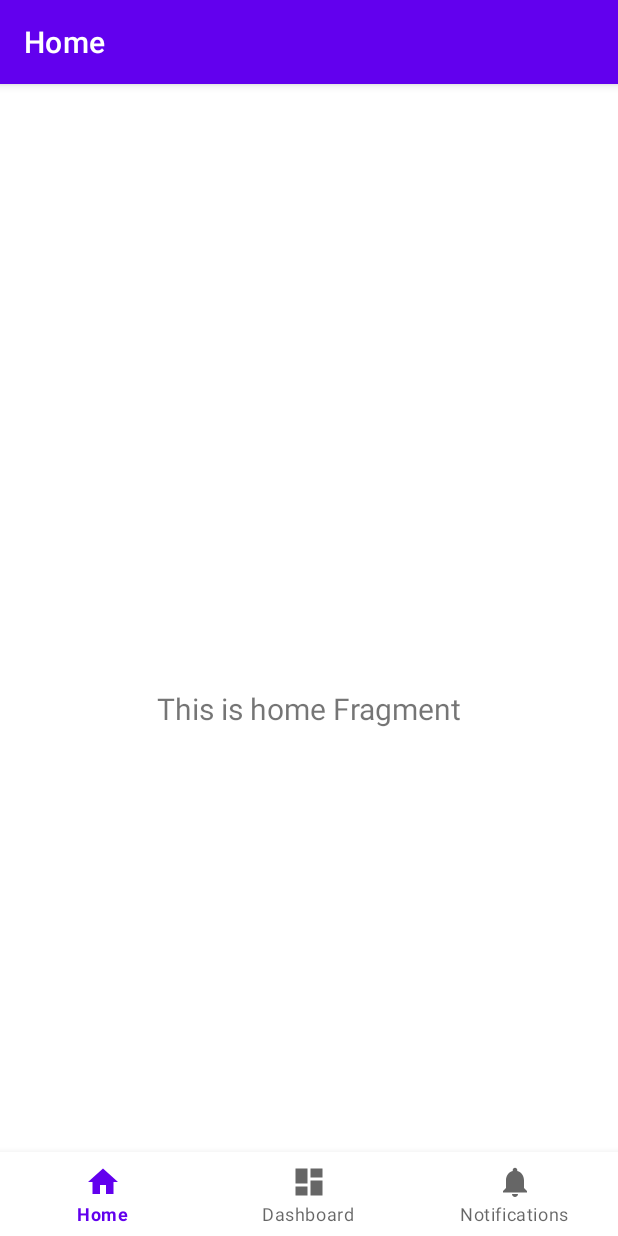
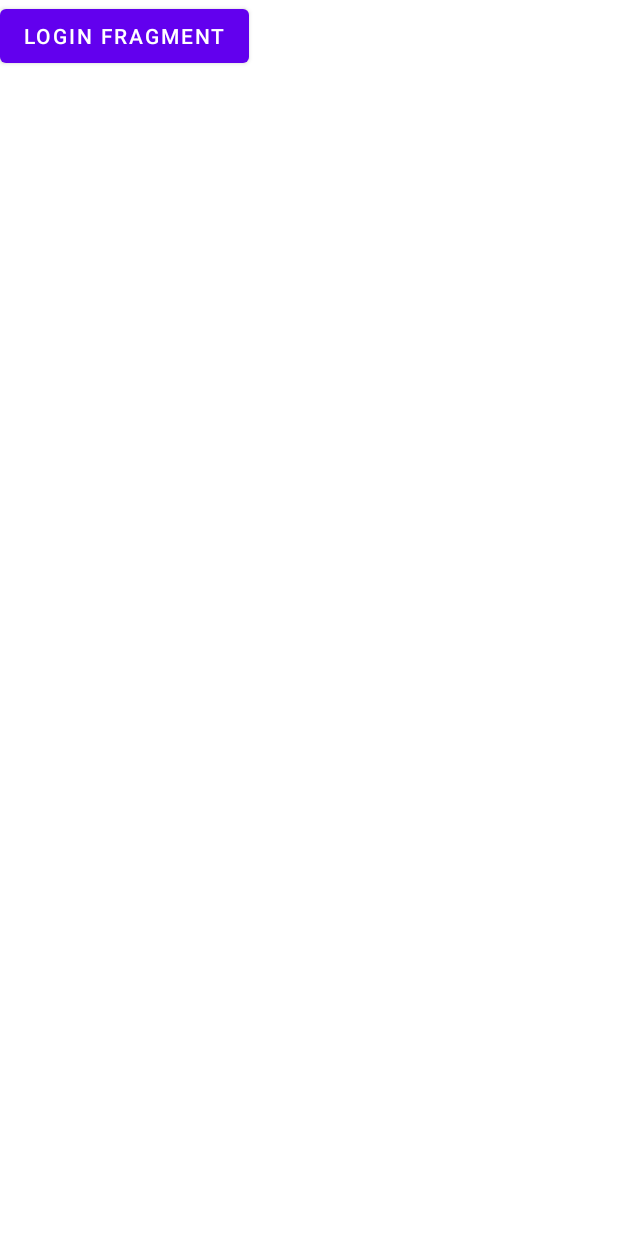
Before and after one commit to dipen-torinit/birthday-kotlin, an Android app: the screen it shows after launch (LauncherActivity), on a phone screen of 412 x 824 dp. Run offline under Robolectric (Android 15) with nearby library versions, the phone set to English and light mode, and no system bars; our stand-ins replace navigation-ui; libraries missing offline, so code that uses them is left out: by.kirich1409.viewbindingdelegate; 4 statements that could not run were skipped.

Commit message:
Added toolbar. Set theme to NoActionBar. Added dependency to initialize viewBinding.

```diff
--- /dev/null
+++ b/app/src/main/java/com/birthday/kotlin/ui/BaseFragment.kt
@@ -0,0 +1,9 @@
+package com.birthday.kotlin.ui
+
+import androidx.fragment.app.Fragment
+
+abstract class BaseFragment(layoutID: Int) : Fragment(layoutID) {
+    fun setFullScreen(showFullScreen: Boolean) {
+        (requireActivity() as LauncherActivity).setFullScreen(showFullScreen)
+    }
+}
--- a/app/src/main/java/com/birthday/kotlin/ui/LauncherActivity.kt
+++ b/app/src/main/java/com/birthday/kotlin/ui/LauncherActivity.kt
@@ -1,45 +1,62 @@
 package com.birthday.kotlin.ui
 
 import android.os.Bundle
+import android.view.View
 import androidx.activity.viewModels
-import com.google.android.material.bottomnavigation.BottomNavigationView
 import androidx.appcompat.app.AppCompatActivity
 import androidx.core.splashscreen.SplashScreen.Companion.installSplashScreen
-import androidx.navigation.findNavController
+import androidx.navigation.fragment.NavHostFragment
 import androidx.navigation.ui.AppBarConfiguration
-import androidx.navigation.ui.setupActionBarWithNavController
 import androidx.navigation.ui.setupWithNavController
 import com.birthday.kotlin.R
-import com.birthday.kotlin.databinding.ActivityMainBinding
+import com.birthday.kotlin.databinding.ActivityLauncherBinding
+import com.google.android.material.bottomnavigation.BottomNavigationView
 
 class LauncherActivity : AppCompatActivity() {
 
-    private lateinit var binding: ActivityMainBinding
-    private val mainViewModel : LauncherViewModel by viewModels()
+    private lateinit var binding: ActivityLauncherBinding
+    private val mainViewModel: LauncherViewModel by viewModels()
 
     override fun onCreate(savedInstanceState: Bundle?) {
         super.onCreate(savedInstanceState)
 
+        //Splash screen configuration
         installSplashScreen().apply {
-            setKeepVisibleCondition{
+            setKeepVisibleCondition {
                 mainViewModel.isLoading.value
             }
         }
 
-        binding = ActivityMainBinding.inflate(layoutInflater)
+        binding = ActivityLauncherBinding.inflate(layoutInflater)
         setContentView(binding.root)
 
+        setupViews()
+    }
+
+    private fun setupViews() {
         val navView: BottomNavigationView = binding.navView
 
-        val navController = findNavController(R.id.nav_host_fragment_activity_main)
+        val navHostFragment =
+            supportFragmentManager.findFragmentById(R.id.nav_host_fragment_activity_main) as NavHostFragment
+        val navController = navHostFragment.navController
         // Passing each menu ID as a set of Ids because each
         // menu should be considered as top level destinations.
         val appBarConfiguration = AppBarConfiguration(
-            setOf(
+            topLevelDestinationIds = setOf(
                 R.id.navigation_home, R.id.navigation_dashboard, R.id.navigation_notifications
-            )
+            ),
+            fallbackOnNavigateUpListener = ::onSupportNavigateUp
         )
-        setupActionBarWithNavController(navController, appBarConfiguration)
+        binding.toolbar.setupWithNavController(navController, appBarConfiguration)
         navView.setupWithNavController(navController)
     }
+
+    override fun onSupportNavigateUp(): Boolean {
+        return super.onSupportNavigateUp()
+    }
+
+    fun setFullScreen(showFullScreen: Boolean) {
+        binding.toolbar.visibility = if (showFullScreen) View.GONE else View.VISIBLE
+        binding.navView.visibility = if (showFullScreen) View.GONE else View.VISIBLE
+    }
 }
--- /dev/null
+++ b/app/src/main/java/com/birthday/kotlin/ui/auth/LoginFragment.kt
@@ -0,0 +1,29 @@
+package com.birthday.kotlin.ui.auth
+
+import android.os.Bundle
+import android.view.View
+import androidx.navigation.fragment.findNavController
+import by.kirich1409.viewbindingdelegate.viewBinding
+import com.birthday.kotlin.R
+import com.birthday.kotlin.databinding.FragmentLoginBinding
+import com.birthday.kotlin.ui.BaseFragment
+
+
+class LoginFragment : BaseFragment(R.layout.fragment_login) {
+
+    private val binding: FragmentLoginBinding by viewBinding()
+
+    override fun onViewCreated(view: View, savedInstanceState: Bundle?) {
+        super.onViewCreated(view, savedInstanceState)
+
+        setFullScreen(true)
+        binding.loginButton.setOnClickListener {
+            findNavController().navigate(LoginFragmentDirections.actionLoginFragmentToNavigationHome())
+        }
+    }
+
+    override fun onDestroyView() {
+        super.onDestroyView()
+        setFullScreen(false)
+    }
+}
--- /dev/null
+++ b/app/src/main/java/com/birthday/kotlin/ui/auth/LoginViewModel.kt
@@ -0,0 +1,7 @@
+package com.birthday.kotlin.ui.auth
+
+import androidx.lifecycle.ViewModel
+
+class LoginViewModel : ViewModel() {
+    // TODO: Implement the ViewModel
+}
--- /dev/null
+++ b/app/src/main/res/layout/activity_launcher.xml
@@ -0,0 +1,49 @@
+<?xml version="1.0" encoding="utf-8"?>
+<androidx.constraintlayout.widget.ConstraintLayout xmlns:android="http://schemas.android.com/apk/res/android"
+    xmlns:app="http://schemas.android.com/apk/res-auto"
+    android:id="@+id/container"
+    android:layout_width="match_parent"
+    android:layout_height="match_parent">
+
+    <com.google.android.material.appbar.AppBarLayout
+        android:id="@+id/appBarLayout"
+        android:layout_width="0dp"
+        android:layout_height="wrap_content"
+        app:layout_constraintEnd_toEndOf="parent"
+        app:layout_constraintStart_toStartOf="parent"
+        app:layout_constraintTop_toTopOf="parent">
+
+        <androidx.appcompat.widget.Toolbar
+            android:id="@+id/toolbar"
+            android:layout_width="match_parent"
+            android:layout_height="wrap_content"
+            android:background="?attr/colorPrimary"
+            android:minHeight="?attr/actionBarSize"
+            android:theme="?attr/actionBarTheme" />
+
+    </com.google.android.material.appbar.AppBarLayout>
+
+    <androidx.fragment.app.FragmentContainerView
+        android:id="@+id/nav_host_fragment_activity_main"
+        android:name="androidx.navigation.fragment.NavHostFragment"
+        android:layout_width="0dp"
+        android:layout_height="0dp"
+        app:defaultNavHost="true"
+        app:layout_constraintBottom_toTopOf="@id/nav_view"
+        app:layout_constraintLeft_toLeftOf="parent"
+        app:layout_constraintRight_toRightOf="parent"
+        app:layout_constraintTop_toBottomOf="@+id/appBarLayout"
+        app:navGraph="@navigation/mobile_navigation" />
+
+    <com.google.android.material.bottomnavigation.BottomNavigationView
+        android:id="@+id/nav_view"
+        android:layout_width="0dp"
+        android:layout_height="wrap_content"
+        android:layout_marginStart="0dp"
+        android:layout_marginEnd="0dp"
+        android:background="?android:attr/windowBackground"
+        app:layout_constraintBottom_toBottomOf="parent"
+        app:layout_constraintLeft_toLeftOf="parent"
+        app:layout_constraintRight_toRightOf="parent"
+        app:menu="@menu/bottom_nav_menu" />
+</androidx.constraintlayout.widget.ConstraintLayout>
--- a/app/src/main/res/layout/activity_main.xml
+++ /dev/null
@@ -1,33 +0,0 @@
-<?xml version="1.0" encoding="utf-8"?>
-<androidx.constraintlayout.widget.ConstraintLayout xmlns:android="http://schemas.android.com/apk/res/android"
-    xmlns:app="http://schemas.android.com/apk/res-auto"
-    android:id="@+id/container"
-    android:layout_width="match_parent"
-    android:layout_height="match_parent"
-    android:paddingTop="?attr/actionBarSize">
-
-    <com.google.android.material.bottomnavigation.BottomNavigationView
-        android:id="@+id/nav_view"
-        android:layout_width="0dp"
-        android:layout_height="wrap_content"
-        android:layout_marginStart="0dp"
-        android:layout_marginEnd="0dp"
-        android:background="?android:attr/windowBackground"
-        app:layout_constraintBottom_toBottomOf="parent"
-        app:layout_constraintLeft_toLeftOf="parent"
-        app:layout_constraintRight_toRightOf="parent"
-        app:menu="@menu/bottom_nav_menu" />
-
-    <fragment
-        android:id="@+id/nav_host_fragment_activity_main"
-        android:name="androidx.navigation.fragment.NavHostFragment"
-        android:layout_width="match_parent"
-        android:layout_height="match_parent"
-        app:defaultNavHost="true"
-        app:layout_constraintBottom_toTopOf="@id/nav_view"
-        app:layout_constraintLeft_toLeftOf="parent"
-        app:layout_constraintRight_toRightOf="parent"
-        app:layout_constraintTop_toTopOf="parent"
-        app:navGraph="@navigation/mobile_navigation" />
-
-</androidx.constraintlayout.widget.ConstraintLayout>
--- a/app/src/main/res/layout/fragment_home.xml
+++ b/app/src/main/res/layout/fragment_home.xml
@@ -19,4 +19,15 @@
         app:layout_constraintEnd_toEndOf="parent"
         app:layout_constraintStart_toStartOf="parent"
         app:layout_constraintTop_toTopOf="parent" />
+
+    <Button
+        android:id="@+id/home_button"
+        android:paddingTop="100dp"
+        android:layout_width="wrap_content"
+        android:layout_height="wrap_content"
+        android:gravity="center"
+        android:text="Home Fragment"
+        app:layout_constraintEnd_toEndOf="parent"
+        app:layout_constraintStart_toStartOf="parent"
+        app:layout_constraintTop_toTopOf="parent" />
 </androidx.constraintlayout.widget.ConstraintLayout>
--- /dev/null
+++ b/app/src/main/res/layout/fragment_login.xml
@@ -0,0 +1,15 @@
+<?xml version="1.0" encoding="utf-8"?>
+<FrameLayout xmlns:android="http://schemas.android.com/apk/res/android"
+    xmlns:tools="http://schemas.android.com/tools"
+    android:layout_width="match_parent"
+    android:layout_height="match_parent"
+    tools:context=".ui.auth.LoginFragment">
+
+    <Button
+        android:id="@+id/login_button"
+        android:layout_width="wrap_content"
+        android:layout_height="wrap_content"
+
+        android:text="Login Fragment" />
+
+</FrameLayout>
--- a/app/src/main/res/navigation/mobile_navigation.xml
+++ b/app/src/main/res/navigation/mobile_navigation.xml
@@ -3,7 +3,17 @@
     xmlns:app="http://schemas.android.com/apk/res-auto"
     xmlns:tools="http://schemas.android.com/tools"
     android:id="@+id/mobile_navigation"
-    app:startDestination="@+id/navigation_home">
+    app:startDestination="@+id/loginFragment">
+
+    <fragment
+        android:id="@+id/loginFragment"
+        android:name="com.birthday.kotlin.ui.auth.LoginFragment"
+        android:label="login_fragment"
+        tools:layout="@layout/fragment_login">
+        <action
+            android:id="@+id/action_loginFragment_to_navigation_home"
+            app:destination="@id/navigation_home" />
+    </fragment>
 
     <fragment
         android:id="@+id/navigation_home"
@@ -22,4 +32,5 @@
         android:name="com.birthday.kotlin.ui.notifications.NotificationsFragment"
         android:label="@string/title_notifications"
         tools:layout="@layout/fragment_notifications" />
+
 </navigation>
--- a/app/src/main/res/values-night/themes.xml
+++ b/app/src/main/res/values-night/themes.xml
@@ -1,6 +1,6 @@
 <resources xmlns:tools="http://schemas.android.com/tools">
     <!-- Base application theme. -->
-    <style name="Theme.Birthday" parent="Theme.MaterialComponents.DayNight.DarkActionBar">
+    <style name="Theme.Birthday" parent="Theme.MaterialComponents.DayNight.NoActionBar">
         <!-- Primary brand color. -->
         <item name="colorPrimary">@color/purple_200</item>
         <item name="colorPrimaryVariant">@color/purple_700</item>
--- a/app/src/main/res/values/themes.xml
+++ b/app/src/main/res/values/themes.xml
@@ -1,6 +1,6 @@
 <resources xmlns:tools="http://schemas.android.com/tools">
     <!-- Base application theme. -->
-    <style name="Theme.Birthday" parent="Theme.MaterialComponents.DayNight.DarkActionBar">
+    <style name="Theme.Birthday" parent="Theme.MaterialComponents.DayNight.NoActionBar">
         <!-- Primary brand color. -->
         <item name="colorPrimary">@color/purple_500</item>
         <item name="colorPrimaryVariant">@color/purple_700</item>
@@ -12,5 +12,7 @@
         <!-- Status bar color. -->
         <item name="android:statusBarColor" tools:targetApi="l">?attr/colorPrimaryVariant</item>
         <!-- Customize your theme here. -->
+        <item name="windowActionBar">false</item>
+        <item name="windowNoTitle">true</item>
     </style>
 </resources>
--- a/build.gradle
+++ b/build.gradle
@@ -7,7 +7,7 @@ buildscript {
     dependencies {
         classpath "com.android.tools.build:gradle:7.0.4"
         classpath "org.jetbrains.kotlin:kotlin-gradle-plugin:1.6.10"
-
+        classpath "androidx.navigation:navigation-safe-args-gradle-plugin:2.3.5"
         // NOTE: Do not place your application dependencies here; they belong
         // in the individual module build.gradle files
     }
```
Also changed, not shown: app/build.gradle (+7 -0 lines).
